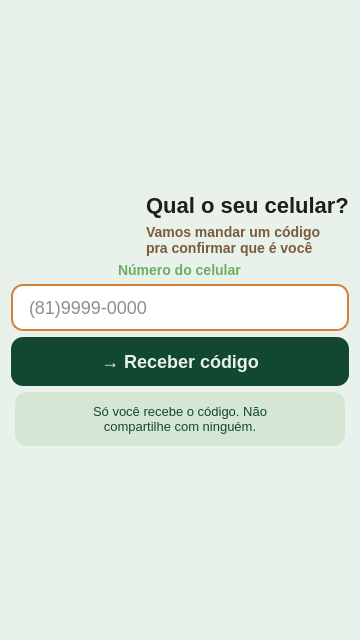
This is gui/GetPhoneScreen.ui in pollyanasousa/projeto-interdisciplinar-ufrpe as Qt 5 draws it before an edit. The edited form follows.
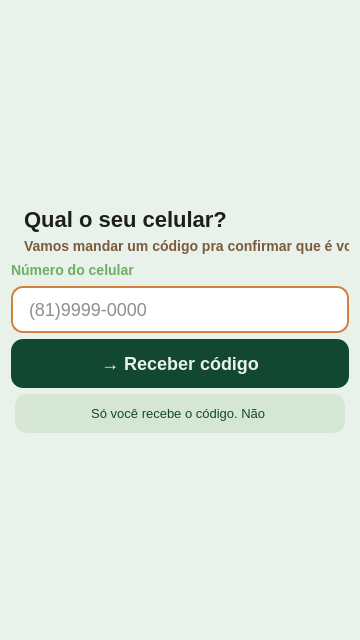
This is the edited form. Icons and pictures are not drawn.

```diff
--- a/gui/GetPhoneScreen.ui
+++ b/gui/GetPhoneScreen.ui
@@ -52,9 +52,6 @@
          <property name="text">
           <string/>
          </property>
-         <property name="textFormat">
-          <enum>Qt::TextFormat::AutoText</enum>
-         </property>
          <property name="pixmap">
           <pixmap>images/phone-icon.png</pixmap>
          </property>
@@ -84,7 +81,7 @@
             </sizepolicy>
            </property>
            <property name="text">
-            <string>Vamos mandar um código pra confirmar que é você</string>
+            <string>Vamos mandar um código pra confirmar que é você</string>
            </property>
           </widget>
          </item>
@@ -92,10 +89,12 @@
        </item>
       </layout>
      </item>
-     <item alignment="Qt::AlignmentFlag::AlignHCenter">
+      <item>
+       <layout class="QHBoxLayout" name="phone_label_row">
+        <item>
       <widget class="QLabel" name="phone_number_label">
        <property name="sizePolicy">
-        <sizepolicy hsizetype="Maximum" vsizetype="Maximum">
+           <sizepolicy hsizetype="Preferred" vsizetype="Maximum">
          <horstretch>0</horstretch>
          <verstretch>0</verstretch>
         </sizepolicy>
@@ -106,6 +105,21 @@
       </widget>
      </item>
      <item>
+         <spacer name="phone_label_spacer">
+          <property name="orientation">
+           <enum>Qt::Orientation::Horizontal</enum>
+          </property>
+          <property name="sizeHint" stdset="0">
+           <size>
+            <width>200</width>
+            <height>20</height>
+           </size>
+          </property>
+         </spacer>
+        </item>
+       </layout>
+      </item>
+      <item>
       <widget class="QLineEdit" name="phone_lineedit">
        <property name="placeholderText">
         <string>(81)9999-0000</string>
@@ -141,7 +155,7 @@
         <enum>Qt::LayoutDirection::LeftToRight</enum>
        </property>
        <property name="text">
-        <string>Só você recebe o código. Não &lt;br /&gt;compartilhe com ninguém.</string>
+        <string>Só você recebe o código. Não <br />compartilhe com ninguém.</string>
        </property>
        <property name="textFormat">
         <enum>Qt::TextFormat::AutoText</enum>
```
Left out of the diff: 7 changed lines with no effect on the pictures. Lines whose indentation alone changed are shown as unchanged.
